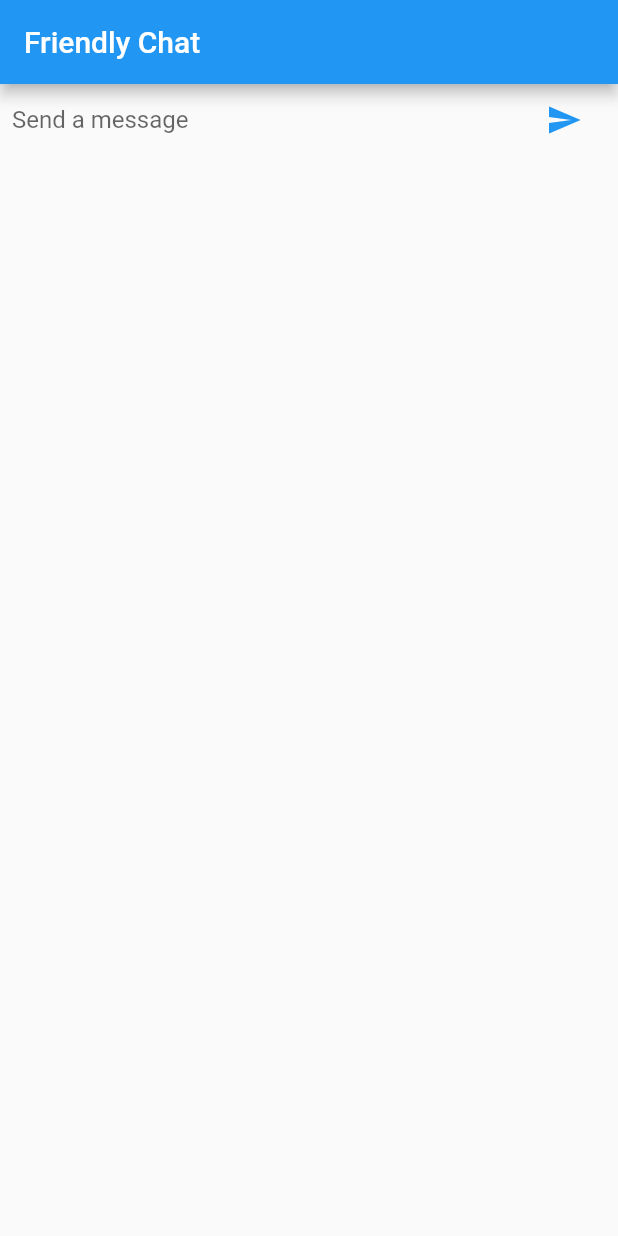
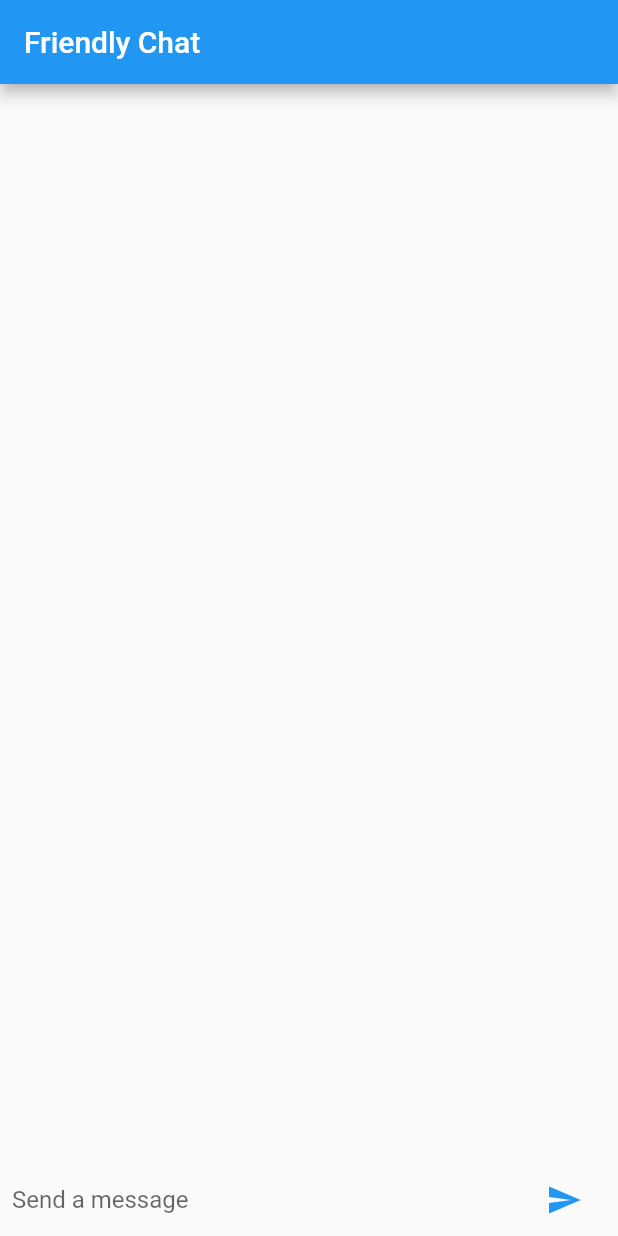
Before and after one commit to marcelopereiralopes/friendlychat, a Flutter app: the screen it shows after launch, on a phone screen of 412 x 824 dp. Run offline on Flutter 3.47's test engine with Material 2 defaults, Android fonts, the phone set to English and light mode, and no system bars.

```diff
--- a/lib/main.dart
+++ b/lib/main.dart
@@ -23,10 +23,7 @@ class FriendlyChatApp extends StatelessWidget {
 }
 
 class ChatMessage extends StatelessWidget {
-  const ChatMessage({
-    required this.text,
-    Key? key
-  }) : super(key: key);
+  const ChatMessage({required this.text, Key? key}) : super(key: key);
 
   final String text;
 
@@ -39,12 +36,17 @@ class ChatMessage extends StatelessWidget {
         children: [
           Container(
             margin: const EdgeInsets.only(right: 16.0),
-            child: CircleAvatar(child: Text(_name[0]),),
+            child: CircleAvatar(
+              child: Text(_name[0]),
+            ),
           ),
           Column(
             crossAxisAlignment: CrossAxisAlignment.start,
             children: [
-              Text(_name, style: Theme.of(context).textTheme.headline4,),
+              Text(
+                _name,
+                style: Theme.of(context).textTheme.headline4,
+              ),
               Container(
                 margin: const EdgeInsets.only(top: 5.0),
                 child: Text(text),
@@ -56,7 +58,6 @@ class ChatMessage extends StatelessWidget {
     );
   }
 }
-
 
 class ChatScreen extends StatefulWidget {
   const ChatScreen({
@@ -78,7 +79,18 @@ class _ChatScreenState extends State<ChatScreen> {
       appBar: AppBar(
         title: const Text('Friendly Chat'),
       ),
-      body: _buildTextComposer(),
+      body: Column(
+        children: [
+          Flexible(
+              child: ListView.builder(
+            itemBuilder: (_, i) => _messages[i],
+            itemCount: _messages.length,
+          )),
+          Container(
+            child: _buildTextComposer(),
+          )
+        ],
+      ),
     );
   }
 
@@ -95,7 +107,7 @@ class _ChatScreenState extends State<ChatScreen> {
                 onSubmitted: _handleSubmitted,
                 decoration:
                     const InputDecoration.collapsed(hintText: "Send a message"),
-                    focusNode: _focusNode,
+                focusNode: _focusNode,
               )),
               Container(
                 margin: const EdgeInsets.symmetric(horizontal: 4.0),
@@ -121,7 +133,5 @@ class _ChatScreenState extends State<ChatScreen> {
     });
 
     _focusNode.requestFocus();
-
-
   }
 }
```
